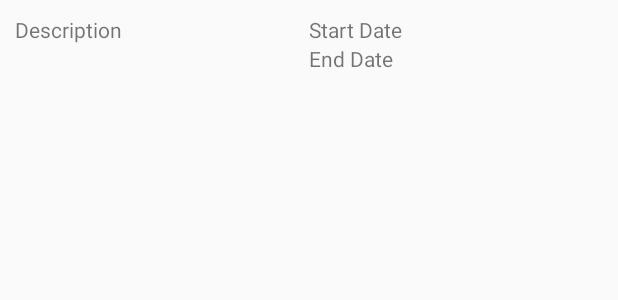
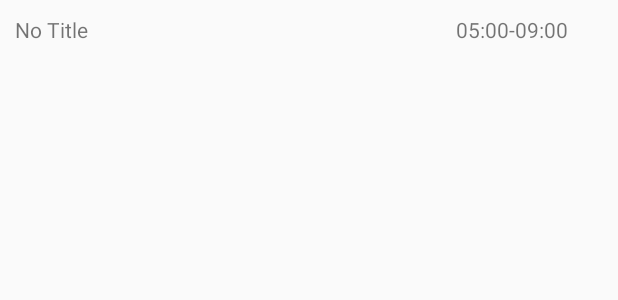
Before and after one commit to Dogmeat88/check-book, an Android app: the layout event_list_item.xml on its own in the app's theme, with its tools: preview values and no code run, on a phone screen of 412 x 824 dp. Shown: the top 300 px of the screen. Run offline under Robolectric (Android 15) with nearby library versions, the phone set to English and light mode, and no system bars.

Commit message:
Colours and other event details added

```diff
--- a/app/src/main/res/layout/event_list_item.xml
+++ b/app/src/main/res/layout/event_list_item.xml
@@ -6,34 +6,35 @@
     android:orientation="horizontal"
     android:padding="10dp"
     >
-    <TextView
-        android:id="@+id/event_summary"
-        android:layout_width="0dp"
-        android:layout_height="wrap_content"
-        android:layout_weight="0.5"
-        android:text="Description"
-        />
 
     <LinearLayout
         android:layout_width="0dp"
         android:layout_height="wrap_content"
-        android:orientation="vertical"
-        android:layout_weight="0.5"
+        android:layout_weight="0.75"
+        android:orientation="vertical">
 
-        >
         <TextView
-            android:id="@+id/event_start_date"
+            android:id="@+id/event_summary"
             android:layout_width="match_parent"
             android:layout_height="wrap_content"
-            android:text="Start Date"
+            android:text="No Title"
             />
+
         <TextView
-            android:id="@+id/event_end_date"
+            android:id="@+id/event_creator"
             android:layout_width="match_parent"
             android:layout_height="wrap_content"
-            android:text="End Date"
             />
+
     </LinearLayout>
+
+    <TextView
+        android:id="@+id/event_start_end_time"
+        android:layout_width="0dp"
+        android:layout_height="wrap_content"
+        android:layout_weight="0.25"
+        android:text="05:00-09:00"
+        />
 
 
 </LinearLayout>
--- a/app/src/main/res/values/colors.xml
+++ b/app/src/main/res/values/colors.xml
@@ -6,5 +6,5 @@
 
     <color name="quickBookEvent">#D3D3D3</color>
     <color name="othersEvent">#C2F4FF</color>
-    <color name="myEvent">#D7FF9D</color>
+    <color name="usersEvent">#D7FF9D</color>
 </resources>
```
Also changed, not shown: app/src/main/java/nz/net/pseudo/checkbook/AppUtils.java (+8 -1 lines), app/src/main/java/nz/net/pseudo/checkbook/EventsListAdapter.java (+29 -10 lines), app/src/main/java/nz/net/pseudo/checkbook/MainActivity.java (+15 -17 lines).
